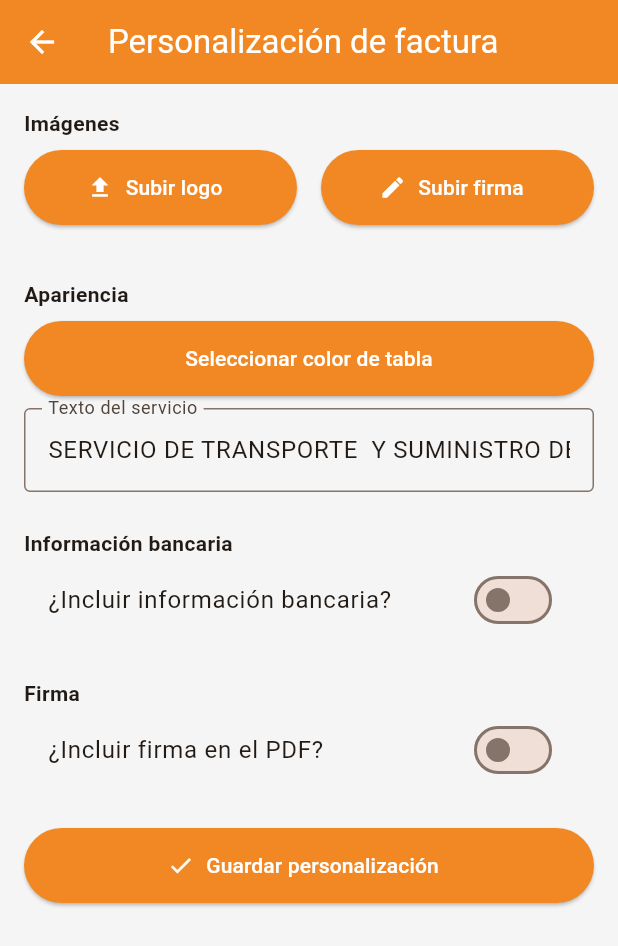
After one commit to Alejandro-OB/Volco, a Flutter app: the InvoiceCustomizationScreen screen opened directly, on a phone screen of 412 x 824 dp. The commit adds this screen. Shown: the top 946 px of the screen. Run offline on Flutter 3.47's test engine with Material 3 defaults, Android fonts, the phone set to English and light mode, and no system bars; our stand-ins replace file_picker, flutter_colorpicker, flutter_speed_dial, google_fonts, hive, hive_flutter and 2 more; accounts and stored records are empty.

Commit message:
primer commir versión desktop

```diff
--- /dev/null
+++ b/lib/models/invoice_preferences.dart
@@ -0,0 +1,62 @@
+import 'dart:typed_data';
+import 'package:flutter/material.dart';
+import 'package:hive/hive.dart';
+
+part 'invoice_preferences.g.dart';
+
+@HiveType(typeId: 2)
+class InvoicePreferences extends HiveObject {
+  @HiveField(0)
+  int tableColorValue;
+
+  @HiveField(1)
+  String serviceText;
+
+  @HiveField(2)
+  bool showBankInfo;
+
+  @HiveField(3)
+  String bankName;
+
+  @HiveField(4)
+  String accountType;
+
+  @HiveField(5)
+  String accountNumber;
+
+  @HiveField(6)
+  bool showSignature;
+
+  @HiveField(7)
+  Uint8List? logoBytes;
+
+  @HiveField(8)
+  Uint8List? signatureBytes;
+
+  InvoicePreferences({
+    required this.tableColorValue,
+    required this.serviceText,
+    required this.showBankInfo,
+    required this.bankName,
+    required this.accountType,
+    required this.accountNumber,
+    required this.showSignature,
+    this.logoBytes,
+    this.signatureBytes,
+  });
+
+  Color get tableColor => Color(tableColorValue);
+
+  factory InvoicePreferences.defaultValues() => InvoicePreferences(
+    tableColorValue: Colors.black.value,
+    serviceText: 'SERVICIO DE TRANSPORTE  Y SUMINISTRO DE MATERIALES',
+    showBankInfo: false,
+    bankName: '',
+    accountType: '',
+    accountNumber: '',
+    showSignature: false,
+    logoBytes: null,
+    signatureBytes: null,
+  );
+
+}
--- /dev/null
+++ b/lib/screens/invoice_customization_screen.dart
@@ -0,0 +1,221 @@
+//import 'dart:typed_data';
+import 'package:flutter/material.dart';
+import 'package:hive/hive.dart';
+import 'package:file_picker/file_picker.dart';
+import 'package:flutter_colorpicker/flutter_colorpicker.dart';
+import '../models/invoice_preferences.dart';
+
+class InvoiceCustomizationScreen extends StatefulWidget {
+  const InvoiceCustomizationScreen({super.key});
+
+  @override
+  State<InvoiceCustomizationScreen> createState() => _InvoiceCustomizationScreenState();
+}
+
+class _InvoiceCustomizationScreenState extends State<InvoiceCustomizationScreen> {
+  late InvoicePreferences _prefs;
+  bool _loading = true;
+
+  final _bankController = TextEditingController();
+  final _accountTypeController = TextEditingController();
+  final _accountNumberController = TextEditingController();
+  final _serviceTextController = TextEditingController();
+
+  @override
+  void initState() {
+    super.initState();
+    _loadPreferences();
+  }
+
+  @override
+  void dispose() {
+    _bankController.dispose();
+    _accountTypeController.dispose();
+    _accountNumberController.dispose();
+    _serviceTextController.dispose();
+    super.dispose();
+  }
+
+  Future<void> _loadPreferences() async {
+    final box = await Hive.openBox<InvoicePreferences>('invoicePreferences');
+    final storedPrefs = box.get('prefs');
+    _prefs = storedPrefs ?? InvoicePreferences.defaultValues();
+    _bankController.text = _prefs.bankName ?? '';
+    _accountTypeController.text = _prefs.accountType ?? '';
+    _accountNumberController.text = _prefs.accountNumber ?? '';
+    _serviceTextController.text = _prefs.serviceText ?? '';
+    setState(() => _loading = false);
+  }
+
+  Future<void> _savePreferences() async {
+    _prefs.bankName = _bankController.text;
+    _prefs.accountType = _accountTypeController.text;
+    _prefs.accountNumber = _accountNumberController.text;
+    _prefs.serviceText = _serviceTextController.text;
+
+    final box = await Hive.openBox<InvoicePreferences>('invoicePreferences');
+    await box.put('prefs', _prefs);
+    ScaffoldMessenger.of(context).showSnackBar(const SnackBar(content: Text('Preferencias guardadas')));
+  }
+
+  Future<void> _pickImage({required bool isLogo}) async {
+    final result = await FilePicker.platform.pickFiles(type: FileType.image, withData: true);
+    if (result != null && result.files.single.bytes != null) {
+      setState(() {
+        if (isLogo) {
+          _prefs.logoBytes = result.files.single.bytes;
+        } else {
+          _prefs.signatureBytes = result.files.single.bytes;
+        }
+      });
+    }
+  }
+
+  void _deleteImage({required bool isLogo}) {
+    setState(() {
+      if (isLogo) {
+        _prefs.logoBytes = null;
+      } else {
+        _prefs.signatureBytes = null;
+      }
+    });
+  }
+
+  void _pickColor() {
+    showDialog(
+      context: context,
+      builder: (context) => AlertDialog(
+        title: const Text('Selecciona un color'),
+        content: SingleChildScrollView(
+          child: ColorPicker(
+            pickerColor: _prefs.tableColor,
+            onColorChanged: (color) => setState(() => _prefs.tableColorValue = color.value),
+          ),
+        ),
+        actions: [
+          TextButton(
+            child: const Text('Cerrar'),
+            onPressed: () => Navigator.pop(context),
+          )
+        ],
+      ),
+    );
+  }
+
+  @override
+  Widget build(BuildContext context) {
+    if (_loading) {
+      return const Scaffold(body: Center(child: CircularProgressIndicator()));
+    }
+
+    return Scaffold(
+      appBar: AppBar(title: const Text('Personalización de factura')),
+      body: ListView(
+        padding: const EdgeInsets.all(16),
+        children: [
+          const Text('Imágenes', style: TextStyle(fontWeight: FontWeight.bold)),
+          const SizedBox(height: 8),
+          Row(
+            children: [
+              Expanded(
+                child: ElevatedButton.icon(
+                  onPressed: () => _pickImage(isLogo: true),
+                  icon: const Icon(Icons.upload),
+                  label: const Text('Subir logo'),
+                ),
+              ),
+              const SizedBox(width: 16),
+              Expanded(
+                child: ElevatedButton.icon(
+                  onPressed: () => _pickImage(isLogo: false),
+                  icon: const Icon(Icons.edit),
+                  label: const Text('Subir firma'),
+                ),
+              ),
+            ],
+          ),
+          const SizedBox(height: 12),
+          Row(
+            children: [
+              if (_prefs.logoBytes != null)
+                Expanded(
+                  child: Column(
+                    children: [
+                      const Text('Logo'),
+                      const SizedBox(height: 4),
+                      Image.memory(_prefs.logoBytes!, height: 80),
+                      TextButton(
+                        onPressed: () => _deleteImage(isLogo: true),
+                        child: const Text('Eliminar'),
+                      )
+                    ],
+                  ),
+                ),
+              if (_prefs.signatureBytes != null)
+                Expanded(
+                  child: Column(
+                    children: [
+                      const Text('Firma'),
+                      const SizedBox(height: 4),
+                      Image.memory(_prefs.signatureBytes!, height: 80),
+                      TextButton(
+                        onPressed: () => _deleteImage(isLogo: false),
+                        child: const Text('Eliminar'),
+                      )
+                    ],
+                  ),
+                ),
+            ],
+          ),
+          const SizedBox(height: 24),
+          const Text('Apariencia', style: TextStyle(fontWeight: FontWeight.bold)),
+          const SizedBox(height: 8),
+          ElevatedButton(
+            onPressed: _pickColor,
+            child: const Text('Seleccionar color de tabla'),
+          ),
+          const SizedBox(height: 8),
+          TextField(
+            decoration: const InputDecoration(labelText: 'Texto del servicio'),
+            controller: _serviceTextController,
+          ),
+          const SizedBox(height: 24),
+          const Text('Información bancaria', style: TextStyle(fontWeight: FontWeight.bold)),
+          SwitchListTile(
+            title: const Text('¿Incluir información bancaria?'),
+            value: _prefs.showBankInfo,
+            onChanged: (value) => setState(() => _prefs.showBankInfo = value),
+          ),
+          if (_prefs.showBankInfo) ...[
+            TextField(
+              decoration: const InputDecoration(labelText: 'Banco'),
+              controller: _bankController,
+            ),
+            TextField(
+              decoration: const InputDecoration(labelText: 'Tipo de cuenta'),
+              controller: _accountTypeController,
+            ),
+            TextField(
+              decoration: const InputDecoration(labelText: 'Número de cuenta'),
+              controller: _accountNumberController,
+              keyboardType: TextInputType.number,
+            ),
+          ],
+          const SizedBox(height: 24),
+          const Text('Firma', style: TextStyle(fontWeight: FontWeight.bold)),
+          SwitchListTile(
+            title: const Text('¿Incluir firma en el PDF?'),
+            value: _prefs.showSignature,
+            onChanged: (value) => setState(() => _prefs.showSignature = value),
+          ),
+          const SizedBox(height: 24),
+          ElevatedButton.icon(
+            onPressed: _savePreferences,
+            icon: const Icon(Icons.check),
+            label: const Text('Guardar personalización'),
+          ),
+        ],
+      ),
+    );
+  }
+}
--- a/pubspec.yaml
+++ b/pubspec.yaml
@@ -21,7 +21,8 @@ dependencies:
   printing: ^5.12.0
   google_fonts: ^6.1.0
   flutter_speed_dial: ^7.0.0
-
+  flutter_colorpicker: ^1.0.3
+  file_picker: ^6.1.1
 dev_dependencies:
   flutter_test:
     sdk: flutter
```
Also changed, not shown: lib/main.dart (+9 -1 lines), lib/screens/trip_list_screen.dart (+36 -8 lines), lib/utils/pdf_generator.dart (+157 -57 lines), lib/models/invoice_preferences.g.dart (added), pubspec.lock.
